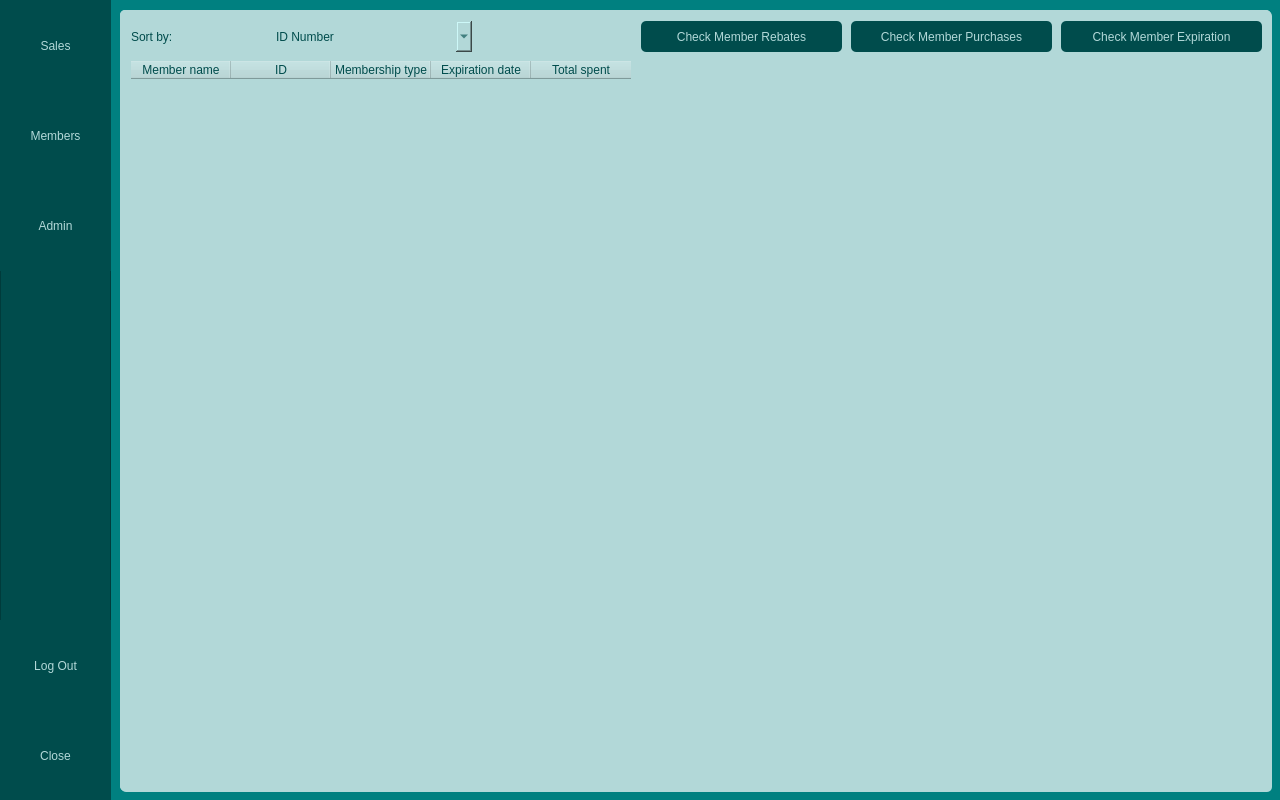
Old version of the form mainwindow.ui in the repository schwei322/CS1C-Project2.
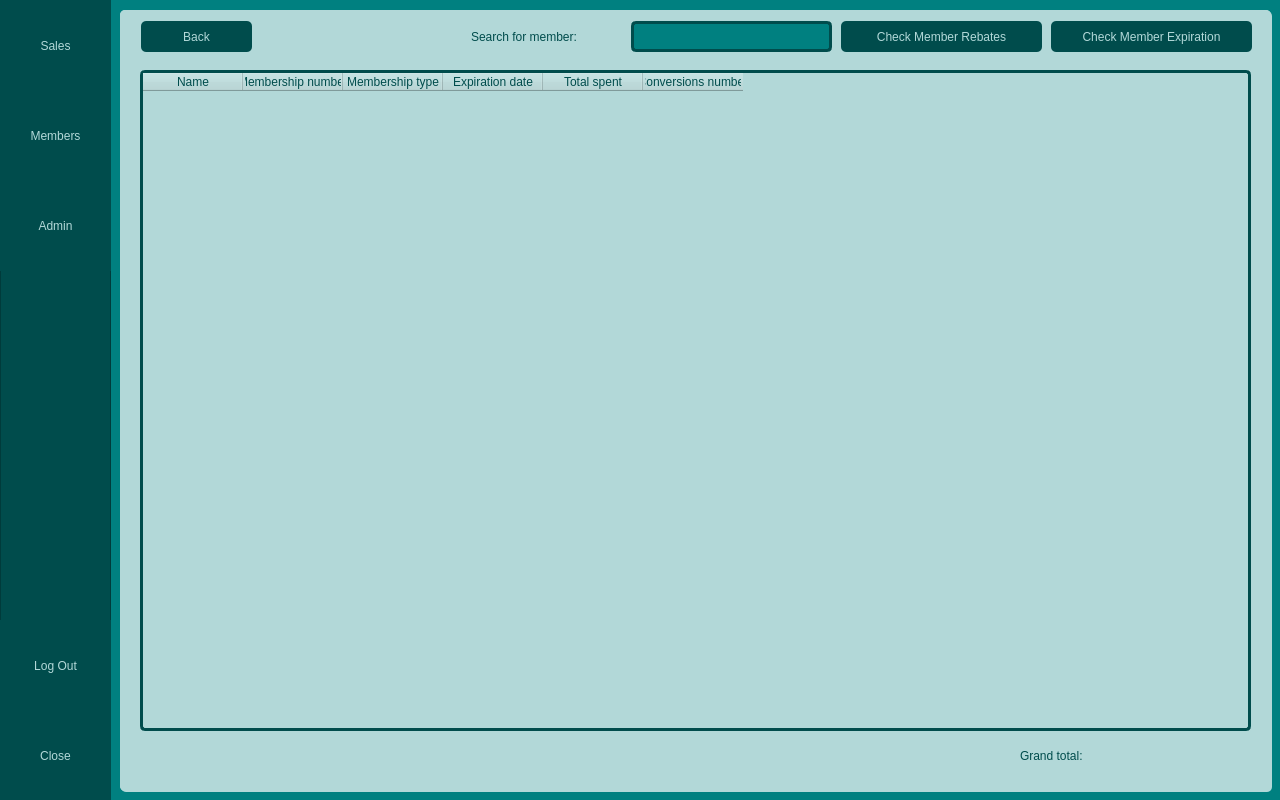
New version of the form.

The edit to the form file:
```diff
--- a/mainwindow.ui
+++ b/mainwindow.ui
@@ -328,8 +328,16 @@
       </rect>
      </property>
      <property name="styleSheet">
-      <string notr="true">background-color: rgb(178, 216, 216);
-border-radius: 5px;</string>
+      <string notr="true">QFrame {
+	background-color: rgb(178, 216, 216);
+	border-radius: 5px;
+}
+
+QPushButton {
+	background-color: rgb(178, 216, 216);
+	border-radius: 5px;
+}
+</string>
      </property>
      <property name="frameShape">
       <enum>QFrame::StyledPanel</enum>
@@ -337,93 +345,10 @@
      <property name="frameShadow">
       <enum>QFrame::Raised</enum>
      </property>
-     <widget class="QTableWidget" name="membersTable">
-      <property name="geometry">
-       <rect>
-        <x>10</x>
-        <y>50</y>
-        <width>1131</width>
-        <height>721</height>
-       </rect>
-      </property>
-      <property name="styleSheet">
-       <string notr="true">color: rgb(0, 76, 76);
-font: 87 12pt &quot;Segoe UI Semibold&quot;;</string>
-      </property>
-      <column>
-       <property name="text">
-        <string>Member name</string>
-       </property>
-      </column>
-      <column>
-       <property name="text">
-        <string>ID</string>
-       </property>
-      </column>
-      <column>
-       <property name="text">
-        <string>Membership type</string>
-       </property>
-      </column>
-      <column>
-       <property name="text">
-        <string>Expiration date</string>
-       </property>
-      </column>
-      <column>
-       <property name="text">
-        <string>Total spent</string>
-       </property>
-      </column>
-     </widget>
-     <widget class="QLabel" name="memberSortLabel">
-      <property name="geometry">
-       <rect>
-        <x>10</x>
-        <y>10</y>
-        <width>131</width>
-        <height>31</height>
-       </rect>
-      </property>
-      <property name="styleSheet">
-       <string notr="true">color: rgb(0, 76, 76);
-font: 87 12pt &quot;Segoe UI Semibold&quot;;</string>
-      </property>
-      <property name="text">
-       <string>Sort by:</string>
-      </property>
-      <property name="buddy">
-       <cstring>memberSortSelect</cstring>
-      </property>
-     </widget>
-     <widget class="QComboBox" name="memberSortSelect">
-      <property name="geometry">
-       <rect>
-        <x>150</x>
-        <y>10</y>
-        <width>201</width>
-        <height>31</height>
-       </rect>
-      </property>
-      <property name="styleSheet">
-       <string notr="true">color: rgb(0, 76, 76);
-font: 87 12pt &quot;Segoe UI&quot;;</string>
-      </property>
-      <item>
-       <property name="text">
-        <string>ID Number</string>
-       </property>
-      </item>
-      <item>
-       <property name="text">
-        <string>Membership Type</string>
-       </property>
-      </item>
-     </widget>
      <widget class="QPushButton" name="memberRebatesBtn">
       <property name="geometry">
        <rect>
-        <x>520</x>
+        <x>720</x>
         <y>10</y>
         <width>201</width>
         <height>31</height>
@@ -446,36 +371,10 @@
        <string>Check Member Rebates</string>
       </property>
      </widget>
-     <widget class="QPushButton" name="memberPurchasesBtn">
-      <property name="geometry">
-       <rect>
-        <x>730</x>
-        <y>10</y>
-        <width>201</width>
-        <height>31</height>
-       </rect>
-      </property>
-      <property name="styleSheet">
-       <string notr="true">QPushButton {
-        border: none;
-        background-color: rgb(0, 76, 76);
-        color: rgb(178, 216, 216);
-}
-
-QPushButton:hover {
-        border: none;
-        background-color: rgb(0, 128, 128);
-        color: rgb(178, 216, 216);
-}</string>
-      </property>
-      <property name="text">
-       <string>Check Member Purchases</string>
-      </property>
-     </widget>
      <widget class="QPushButton" name="memberExpirationBtn">
       <property name="geometry">
        <rect>
-        <x>940</x>
+        <x>930</x>
         <y>10</y>
         <width>201</width>
         <height>31</height>
@@ -498,6 +397,421 @@
        <string>Check Member Expiration</string>
       </property>
      </widget>
+     <widget class="QFrame" name="memberMainPanel">
+      <property name="geometry">
+       <rect>
+        <x>9</x>
+        <y>49</y>
+        <width>1131</width>
+        <height>721</height>
+       </rect>
+      </property>
+      <property name="styleSheet">
+       <string notr="true">QTableWidget {
+	border: 3px solid rgb(0, 76, 76);
+}</string>
+      </property>
+      <property name="frameShape">
+       <enum>QFrame::StyledPanel</enum>
+      </property>
+      <property name="frameShadow">
+       <enum>QFrame::Raised</enum>
+      </property>
+      <widget class="QTableWidget" name="memberTable">
+       <property name="geometry">
+        <rect>
+         <x>10</x>
+         <y>10</y>
+         <width>1111</width>
+         <height>661</height>
+        </rect>
+       </property>
+       <property name="styleSheet">
+        <string notr="true">color: rgb(0, 76, 76);
+font: 87 12pt &quot;Segoe UI Semibold&quot;;</string>
+       </property>
+       <column>
+        <property name="text">
+         <string>Name</string>
+        </property>
+       </column>
+       <column>
+        <property name="text">
+         <string>Membership number</string>
+        </property>
+       </column>
+       <column>
+        <property name="text">
+         <string>Membership type</string>
+        </property>
+       </column>
+       <column>
+        <property name="text">
+         <string>Expiration date</string>
+        </property>
+       </column>
+       <column>
+        <property name="text">
+         <string>Total spent</string>
+        </property>
+       </column>
+       <column>
+        <property name="text">
+         <string>Conversions number</string>
+        </property>
+       </column>
+      </widget>
+      <widget class="QLabel" name="memberTotalLabel">
+       <property name="geometry">
+        <rect>
+         <x>890</x>
+         <y>680</y>
+         <width>91</width>
+         <height>31</height>
+        </rect>
+       </property>
+       <property name="styleSheet">
+        <string notr="true">color: rgb(0, 76, 76);
+font: 87 12pt &quot;Segoe UI Semibold&quot;;</string>
+       </property>
+       <property name="text">
+        <string>Grand total:</string>
+       </property>
+      </widget>
+      <widget class="QLabel" name="memberTotalDisplay">
+       <property name="geometry">
+        <rect>
+         <x>990</x>
+         <y>680</y>
+         <width>121</width>
+         <height>31</height>
+        </rect>
+       </property>
+       <property name="styleSheet">
+        <string notr="true">color: rgb(0, 76, 76);
+font: 87 12pt &quot;Segoe UI Semibold&quot;;</string>
+       </property>
+       <property name="text">
+        <string/>
+       </property>
+       <property name="alignment">
+        <set>Qt::AlignRight|Qt::AlignTrailing|Qt::AlignVCenter</set>
+       </property>
+      </widget>
+     </widget>
+     <widget class="QFrame" name="memberRebatesPanel">
+      <property name="geometry">
+       <rect>
+        <x>9</x>
+        <y>50</y>
+        <width>1131</width>
+        <height>721</height>
+       </rect>
+      </property>
+      <property name="styleSheet">
+       <string notr="true">QTableWidget {
+	border: 3px solid rgb(0, 76, 76);
+}</string>
+      </property>
+      <property name="frameShape">
+       <enum>QFrame::StyledPanel</enum>
+      </property>
+      <property name="frameShadow">
+       <enum>QFrame::Raised</enum>
+      </property>
+      <widget class="QTableWidget" name="memberRebatesTable">
+       <property name="geometry">
+        <rect>
+         <x>5</x>
+         <y>11</y>
+         <width>1121</width>
+         <height>701</height>
+        </rect>
+       </property>
+       <property name="styleSheet">
+        <string notr="true">color: rgb(0, 76, 76);
+font: 87 12pt &quot;Segoe UI Semibold&quot;;
+</string>
+       </property>
+       <column>
+        <property name="text">
+         <string>Name</string>
+        </property>
+       </column>
+       <column>
+        <property name="text">
+         <string>Membership number</string>
+        </property>
+       </column>
+       <column>
+        <property name="text">
+         <string>Total spent</string>
+        </property>
+       </column>
+       <column>
+        <property name="text">
+         <string>Rebate</string>
+        </property>
+       </column>
+      </widget>
+     </widget>
+     <widget class="QFrame" name="memberExpirationPanel">
+      <property name="geometry">
+       <rect>
+        <x>9</x>
+        <y>49</y>
+        <width>1131</width>
+        <height>721</height>
+       </rect>
+      </property>
+      <property name="styleSheet">
+       <string notr="true">QTableWidget {
+	border: 3px solid rgb(0, 76, 76);
+}</string>
+      </property>
+      <property name="frameShape">
+       <enum>QFrame::StyledPanel</enum>
+      </property>
+      <property name="frameShadow">
+       <enum>QFrame::Raised</enum>
+      </property>
+      <widget class="QTableWidget" name="expiredRegularTable">
+       <property name="geometry">
+        <rect>
+         <x>10</x>
+         <y>90</y>
+         <width>551</width>
+         <height>621</height>
+        </rect>
+       </property>
+       <property name="styleSheet">
+        <string notr="true">color: rgb(0, 76, 76);
+font: 87 12pt &quot;Segoe UI Semibold&quot;;
+</string>
+       </property>
+       <column>
+        <property name="text">
+         <string>Member name</string>
+        </property>
+       </column>
+       <column>
+        <property name="text">
+         <string>Renewal cost</string>
+        </property>
+       </column>
+      </widget>
+      <widget class="QTableWidget" name="expiredExecutiveTable">
+       <property name="geometry">
+        <rect>
+         <x>570</x>
+         <y>90</y>
+         <width>551</width>
+         <height>621</height>
+        </rect>
+       </property>
+       <property name="styleSheet">
+        <string notr="true">color: rgb(0, 76, 76);
+font: 87 12pt &quot;Segoe UI Semibold&quot;;
+</string>
+       </property>
+       <column>
+        <property name="text">
+         <string>Member name</string>
+        </property>
+       </column>
+       <column>
+        <property name="text">
+         <string>Renewal cost</string>
+        </property>
+       </column>
+      </widget>
+      <widget class="QLabel" name="expiredRegularLabel">
+       <property name="geometry">
+        <rect>
+         <x>10</x>
+         <y>50</y>
+         <width>551</width>
+         <height>31</height>
+        </rect>
+       </property>
+       <property name="styleSheet">
+        <string notr="true">color: rgb(0, 76, 76);
+font: 87 12pt &quot;Segoe UI Semibold&quot;;
+</string>
+       </property>
+       <property name="text">
+        <string>Regular Members</string>
+       </property>
+       <property name="alignment">
+        <set>Qt::AlignCenter</set>
+       </property>
+      </widget>
+      <widget class="QLabel" name="expiredExecutiveLabel">
+       <property name="geometry">
+        <rect>
+         <x>570</x>
+         <y>50</y>
+         <width>551</width>
+         <height>31</height>
+        </rect>
+       </property>
+       <property name="styleSheet">
+        <string notr="true">color: rgb(0, 76, 76);
+font: 87 12pt &quot;Segoe UI Semibold&quot;;
+</string>
+       </property>
+       <property name="text">
+        <string>Executive Members</string>
+       </property>
+       <property name="alignment">
+        <set>Qt::AlignCenter</set>
+       </property>
+      </widget>
+      <widget class="QComboBox" name="expirationMonthSelect">
+       <property name="geometry">
+        <rect>
+         <x>11</x>
+         <y>10</y>
+         <width>1111</width>
+         <height>31</height>
+        </rect>
+       </property>
+       <property name="styleSheet">
+        <string notr="true">color: rgb(0, 76, 76);
+font: 87 12pt &quot;Segoe UI&quot;;</string>
+       </property>
+       <item>
+        <property name="text">
+         <string>January</string>
+        </property>
+       </item>
+       <item>
+        <property name="text">
+         <string>February</string>
+        </property>
+       </item>
+       <item>
+        <property name="text">
+         <string>March</string>
+        </property>
+       </item>
+       <item>
+        <property name="text">
+         <string>April</string>
+        </property>
+       </item>
+       <item>
+        <property name="text">
+         <string>May</string>
+        </property>
+       </item>
+       <item>
+        <property name="text">
+         <string>June</string>
+        </property>
+       </item>
+       <item>
+        <property name="text">
+         <string>July</string>
+        </property>
+       </item>
+       <item>
+        <property name="text">
+         <string>August</string>
+        </property>
+       </item>
+       <item>
+        <property name="text">
+         <string>September</string>
+        </property>
+       </item>
+       <item>
+        <property name="text">
+         <string>October</string>
+        </property>
+       </item>
+       <item>
+        <property name="text">
+         <string>November</string>
+        </property>
+       </item>
+       <item>
+        <property name="text">
+         <string>December</string>
+        </property>
+       </item>
+      </widget>
+     </widget>
+     <widget class="QPushButton" name="memberBackBtn">
+      <property name="geometry">
+       <rect>
+        <x>20</x>
+        <y>10</y>
+        <width>111</width>
+        <height>31</height>
+       </rect>
+      </property>
+      <property name="styleSheet">
+       <string notr="true">QPushButton {
+        border: none;
+        background-color: rgb(0, 76, 76);
+        color: rgb(178, 216, 216);
+}
+
+QPushButton:hover {
+        border: none;
+        background-color: rgb(0, 128, 128);
+        color: rgb(178, 216, 216);
+}</string>
+      </property>
+      <property name="text">
+       <string>Back</string>
+      </property>
+     </widget>
+     <widget class="QLineEdit" name="memberSearchInput">
+      <property name="geometry">
+       <rect>
+        <x>510</x>
+        <y>10</y>
+        <width>201</width>
+        <height>31</height>
+       </rect>
+      </property>
+      <property name="styleSheet">
+       <string notr="true">border: 3px solid rgb(0, 76, 76);
+border-radius: 5px;
+color: rgb(0, 76, 76);
+font: 87 12pt &quot;Segoe UI&quot;;</string>
+      </property>
+     </widget>
+     <widget class="QLabel" name="memberSearchLabel">
+      <property name="geometry">
+       <rect>
+        <x>350</x>
+        <y>10</y>
+        <width>151</width>
+        <height>31</height>
+       </rect>
+      </property>
+      <property name="styleSheet">
+       <string notr="true">color: rgb(0, 76, 76);
+font: 87 12pt &quot;Segoe UI Semibold&quot;;</string>
+      </property>
+      <property name="text">
+       <string>Search for member:</string>
+      </property>
+      <property name="buddy">
+       <cstring>salesSearchInput</cstring>
+      </property>
+     </widget>
+     <zorder>memberRebatesBtn</zorder>
+     <zorder>memberExpirationBtn</zorder>
+     <zorder>memberBackBtn</zorder>
+     <zorder>memberExpirationPanel</zorder>
+     <zorder>memberSearchInput</zorder>
+     <zorder>memberSearchLabel</zorder>
+     <zorder>memberRebatesPanel</zorder>
+     <zorder>memberMainPanel</zorder>
     </widget>
     <widget class="QFrame" name="admin">
      <property name="geometry">
@@ -761,9 +1075,9 @@
      <widget class="QTableWidget" name="salesTable">
       <property name="geometry">
        <rect>
-        <x>10</x>
+        <x>460</x>
         <y>50</y>
-        <width>701</width>
+        <width>681</width>
         <height>661</height>
        </rect>
       </property>
@@ -784,7 +1098,7 @@
       </column>
       <column>
        <property name="text">
-        <string>Revenue</string>
+        <string>Revenue (in US $)</string>
        </property>
       </column>
      </widget>
@@ -793,7 +1107,7 @@
        <rect>
         <x>20</x>
         <y>10</y>
-        <width>141</width>
+        <width>131</width>
         <height>31</height>
        </rect>
       </property>
@@ -808,9 +1122,9 @@
      <widget class="QLabel" name="salesSearchLabel">
       <property name="geometry">
        <rect>
-        <x>800</x>
+        <x>810</x>
         <y>10</y>
-        <width>131</width>
+        <width>121</width>
         <height>31</height>
        </rect>
       </property>
@@ -844,9 +1158,9 @@
      <widget class="QTableWidget" name="salesTable2">
       <property name="geometry">
        <rect>
-        <x>720</x>
+        <x>10</x>
         <y>50</y>
-        <width>421</width>
+        <width>441</width>
         <height>661</height>
        </rect>
       </property>
@@ -868,9 +1182,9 @@
      <widget class="QFrame" name="salesRevFrame">
       <property name="geometry">
        <rect>
-        <x>10</x>
+        <x>460</x>
         <y>720</y>
-        <width>701</width>
+        <width>681</width>
         <height>51</height>
        </rect>
       </property>
@@ -894,7 +1208,7 @@
         <rect>
          <x>10</x>
          <y>10</y>
-         <width>111</width>
+         <width>381</width>
          <height>31</height>
         </rect>
        </property>
@@ -903,15 +1217,15 @@
 font: 87 12pt &quot;Segoe UI Semibold&quot;;</string>
        </property>
        <property name="text">
-        <string>Total revenue:</string>
+        <string>Total revenue with 7.75% tax</string>
        </property>
       </widget>
       <widget class="QLabel" name="salesRevDisplay">
        <property name="geometry">
         <rect>
-         <x>590</x>
+         <x>550</x>
          <y>10</y>
-         <width>101</width>
+         <width>121</width>
          <height>31</height>
         </rect>
        </property>
@@ -930,9 +1244,9 @@
      <widget class="QFrame" name="salesShoppersFrame">
       <property name="geometry">
        <rect>
-        <x>720</x>
+        <x>10</x>
         <y>720</y>
-        <width>421</width>
+        <width>441</width>
         <height>51</height>
        </rect>
       </property>
@@ -956,7 +1270,7 @@
         <rect>
          <x>10</x>
          <y>10</y>
-         <width>121</width>
+         <width>161</width>
          <height>31</height>
         </rect>
        </property>
@@ -965,7 +1279,7 @@
 font: 87 12pt &quot;Segoe UI Semibold&quot;;</string>
        </property>
        <property name="text">
-        <string>Total shoppers:</string>
+        <string>Total shoppers</string>
        </property>
       </widget>
       <widget class="QLabel" name="salesShoppersDisplay">
@@ -973,7 +1287,7 @@
         <rect>
          <x>310</x>
          <y>10</y>
-         <width>101</width>
+         <width>121</width>
          <height>31</height>
         </rect>
        </property>
@@ -992,9 +1306,9 @@
      <widget class="QComboBox" name="salesFilterSelect">
       <property name="geometry">
        <rect>
-        <x>170</x>
+        <x>160</x>
         <y>10</y>
-        <width>151</width>
+        <width>141</width>
         <height>31</height>
        </rect>
       </property>
@@ -1037,6 +1351,40 @@
         <string>Day 6</string>
        </property>
       </item>
+      <item>
+       <property name="text">
+        <string>Day 7</string>
+       </property>
+      </item>
+     </widget>
+     <widget class="QComboBox" name="membersFilterSelect">
+      <property name="geometry">
+       <rect>
+        <x>310</x>
+        <y>10</y>
+        <width>141</width>
+        <height>31</height>
+       </rect>
+      </property>
+      <property name="styleSheet">
+       <string notr="true">color: rgb(0, 76, 76);
+font: 87 12pt &quot;Segoe UI&quot;;</string>
+      </property>
+      <item>
+       <property name="text">
+        <string>All members</string>
+       </property>
+      </item>
+      <item>
+       <property name="text">
+        <string>Regular</string>
+       </property>
+      </item>
+      <item>
+       <property name="text">
+        <string>Executive</string>
+       </property>
+      </item>
      </widget>
     </widget>
     <zorder>admin</zorder>
```
Left out of the diff: 32 changed lines with no effect on the pictures.
